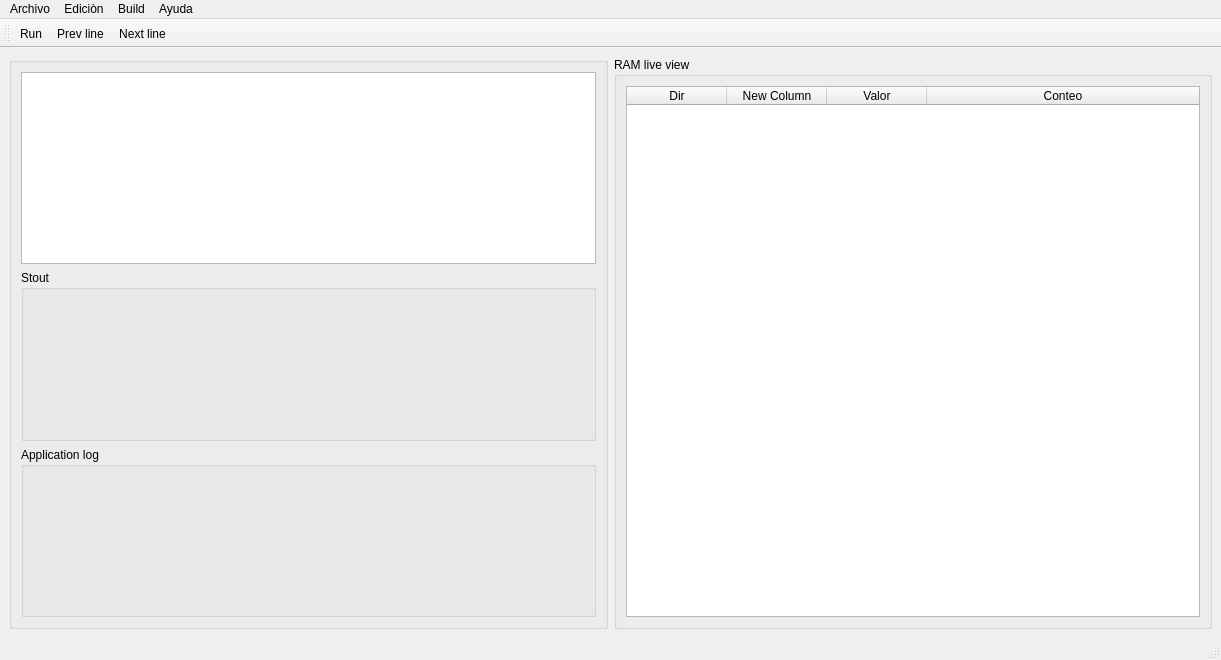
Above: Mainwindow.ui from ITCR-IV/C-factorial before the change. Below: the same form after it.
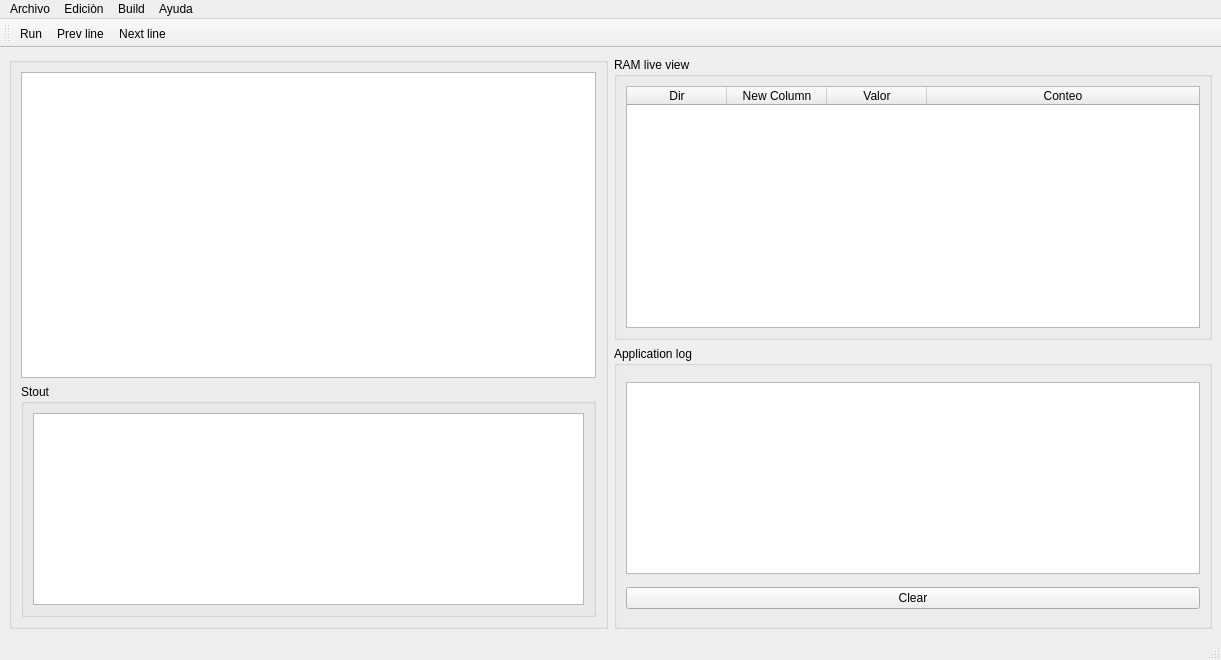
That is the form after the change. Icons and pictures are not drawn.

Diff of the .ui file:
```diff
--- a/Mainwindow.ui
+++ b/Mainwindow.ui
@@ -24,6 +24,82 @@
   </property>
   <widget class="QWidget" name="centralwidget">
    <layout class="QGridLayout" name="gridLayout">
+    <item row="1" column="1">
+     <widget class="QGroupBox" name="groupBox_4">
+      <property name="sizePolicy">
+       <sizepolicy hsizetype="Minimum" vsizetype="Minimum">
+        <horstretch>0</horstretch>
+        <verstretch>0</verstretch>
+       </sizepolicy>
+      </property>
+      <property name="title">
+       <string>Application log</string>
+      </property>
+      <layout class="QVBoxLayout" name="verticalLayout">
+       <item>
+        <widget class="QTextBrowser" name="textBrowser">
+         <property name="sizePolicy">
+          <sizepolicy hsizetype="Minimum" vsizetype="Maximum">
+           <horstretch>0</horstretch>
+           <verstretch>0</verstretch>
+          </sizepolicy>
+         </property>
+        </widget>
+       </item>
+       <item>
+        <widget class="QPushButton" name="pushButton">
+         <property name="sizePolicy">
+          <sizepolicy hsizetype="Minimum" vsizetype="Fixed">
+           <horstretch>0</horstretch>
+           <verstretch>0</verstretch>
+          </sizepolicy>
+         </property>
+         <property name="text">
+          <string>Clear</string>
+         </property>
+        </widget>
+       </item>
+      </layout>
+     </widget>
+    </item>
+    <item row="0" column="0" rowspan="2">
+     <widget class="QGroupBox" name="groupBox_2">
+      <property name="title">
+       <string/>
+      </property>
+      <layout class="QVBoxLayout" name="verticalLayout_2">
+       <item>
+        <widget class="QPlainTextEdit" name="plainTextEdit">
+         <property name="sizePolicy">
+          <sizepolicy hsizetype="Minimum" vsizetype="MinimumExpanding">
+           <horstretch>0</horstretch>
+           <verstretch>0</verstretch>
+          </sizepolicy>
+         </property>
+        </widget>
+       </item>
+       <item>
+        <widget class="QGroupBox" name="groupBox_3">
+         <property name="title">
+          <string>Stout</string>
+         </property>
+         <layout class="QVBoxLayout" name="verticalLayout_3">
+          <item>
+           <widget class="QTextBrowser" name="textBrowser_2">
+            <property name="sizePolicy">
+             <sizepolicy hsizetype="Minimum" vsizetype="Minimum">
+              <horstretch>0</horstretch>
+              <verstretch>0</verstretch>
+             </sizepolicy>
+            </property>
+           </widget>
+          </item>
+         </layout>
+        </widget>
+       </item>
+      </layout>
+     </widget>
+    </item>
     <item row="0" column="1">
      <widget class="QGroupBox" name="groupBox">
       <property name="title">
@@ -78,39 +154,6 @@
       </layout>
      </widget>
     </item>
-    <item row="0" column="0">
-     <widget class="QGroupBox" name="groupBox_2">
-      <property name="title">
-       <string/>
-      </property>
-      <layout class="QVBoxLayout" name="verticalLayout_2">
-       <item>
-        <widget class="QPlainTextEdit" name="plainTextEdit">
-         <property name="sizePolicy">
-          <sizepolicy hsizetype="Preferred" vsizetype="Preferred">
-           <horstretch>0</horstretch>
-           <verstretch>0</verstretch>
-          </sizepolicy>
-         </property>
-        </widget>
-       </item>
-       <item>
-        <widget class="QGroupBox" name="groupBox_3">
-         <property name="title">
-          <string>Stout</string>
-         </property>
-        </widget>
-       </item>
-       <item>
-        <widget class="QGroupBox" name="groupBox_4">
-         <property name="title">
-          <string>Application log</string>
-         </property>
-        </widget>
-       </item>
-      </layout>
-     </widget>
-    </item>
    </layout>
   </widget>
   <widget class="QMenuBar" name="menubar">
```
Left out of the diff: 32 changed lines with no effect on the pictures.
